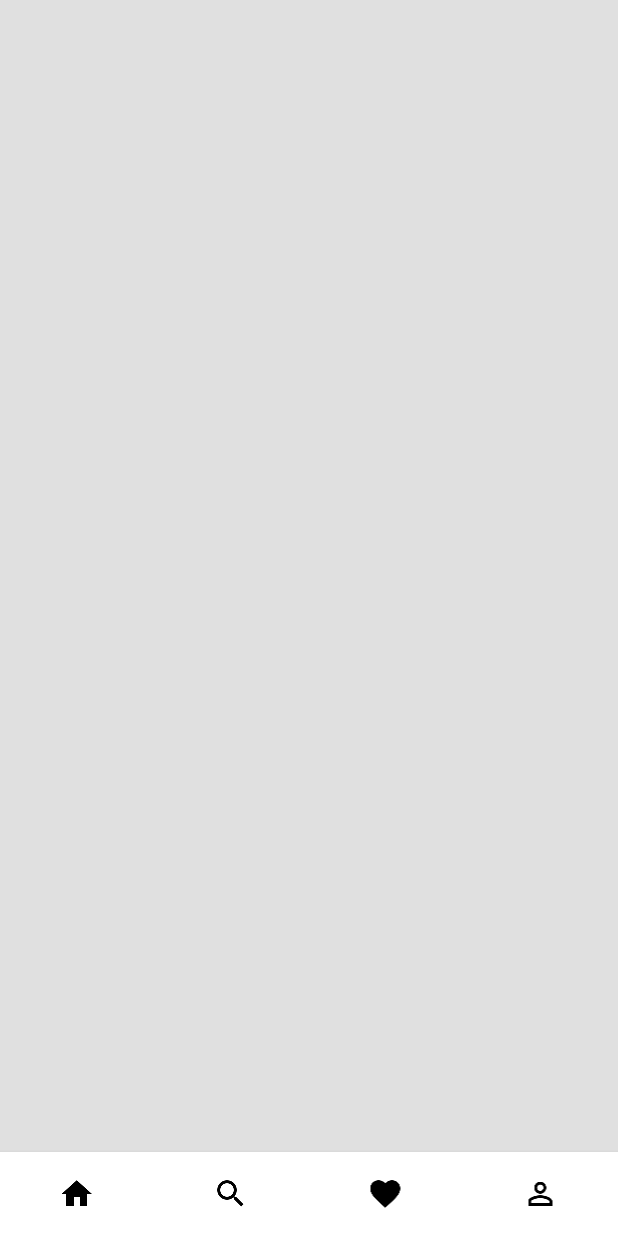
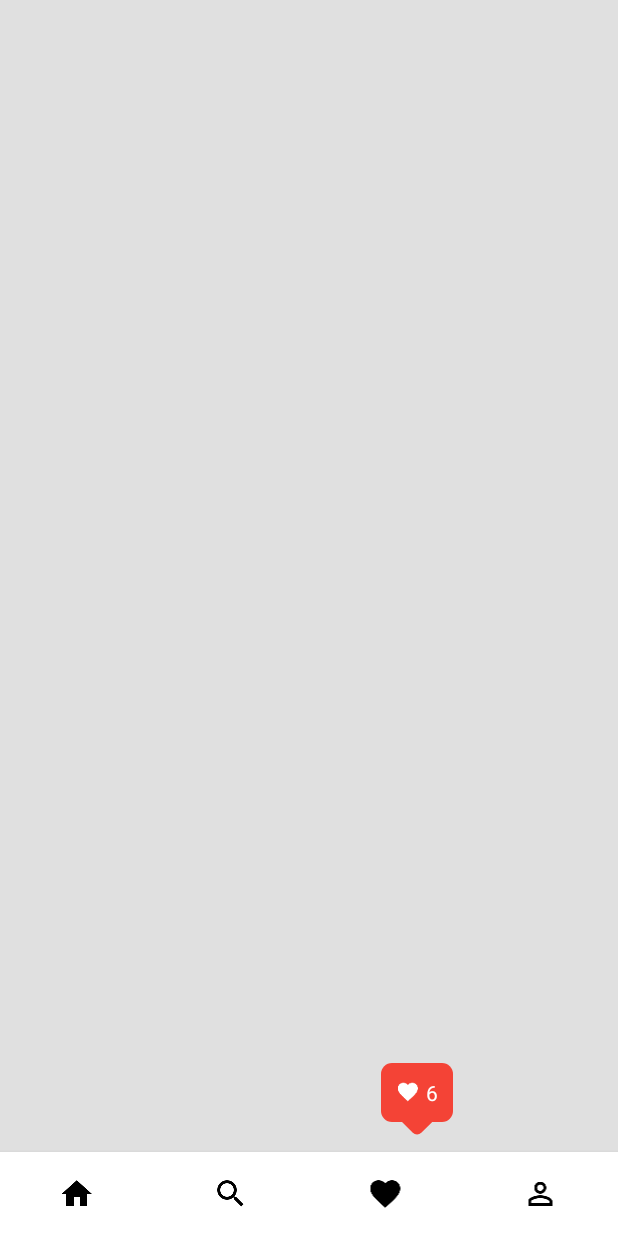
Before and after one commit to salRoid/InstaBadge, an Android app: the screen it shows after launch (CustomTab), on a phone screen of 412 x 824 dp. Run offline under Robolectric (Android 15) with nearby library versions, the phone set to English and light mode, and no system bars.

Commit message:
on_track

```diff
--- a/app/src/main/res/layout/activity_custom_tab.xml
+++ b/app/src/main/res/layout/activity_custom_tab.xml
@@ -19,7 +19,7 @@
             android:layout_width="wrap_content"
             android:layout_height="wrap_content"
             android:layout_alignParentBottom="true"
-            app:autohide="true"
+            app:autohide="false"
             app:setColor="#F44336"/>
 
     </RelativeLayout>
--- a/app/src/main/res/layout/activity_fragment_one.xml
+++ b/app/src/main/res/layout/activity_fragment_one.xml
@@ -12,7 +12,7 @@
         android:layout_width="wrap_content"
         android:layout_height="wrap_content"
         app:setColor="#E91E63"
-        app:autohide="true"
+        app:autohide="false"
         app:setLayoutOrientation="up"
         />
 
--- a/app/src/main/res/layout/activity_main.xml
+++ b/app/src/main/res/layout/activity_main.xml
@@ -35,6 +35,4 @@
         android:layout_below="@id/tab_layout" />
 
 
-
-
 </RelativeLayout>
```
Also changed, not shown: 1 other file.
